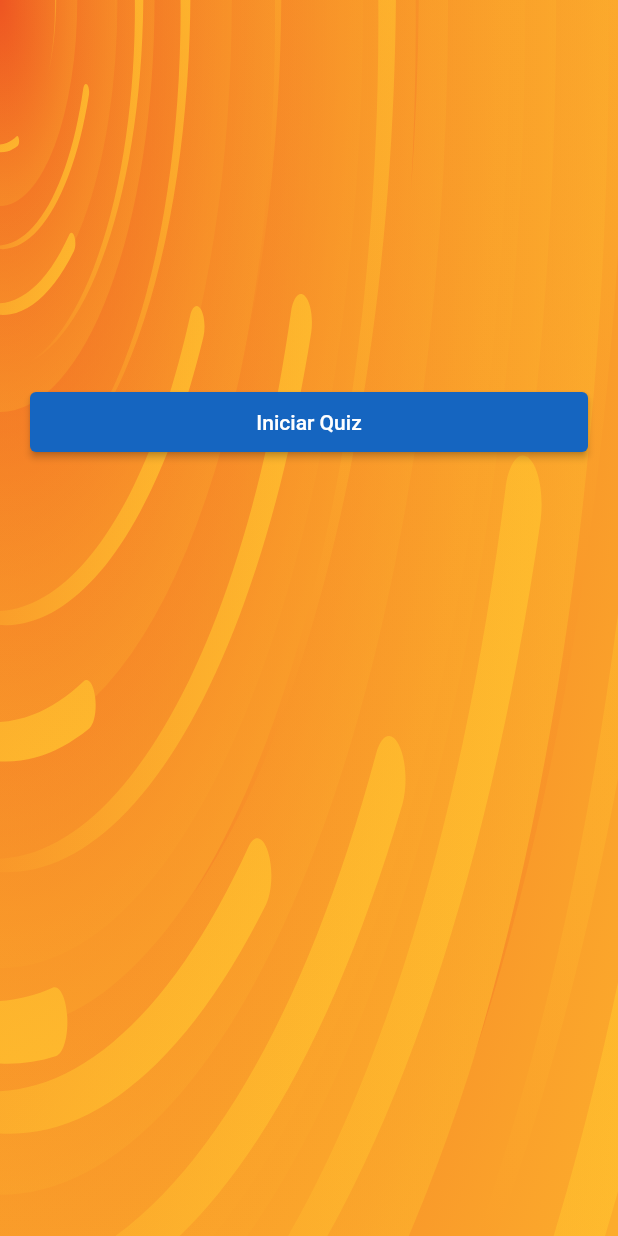
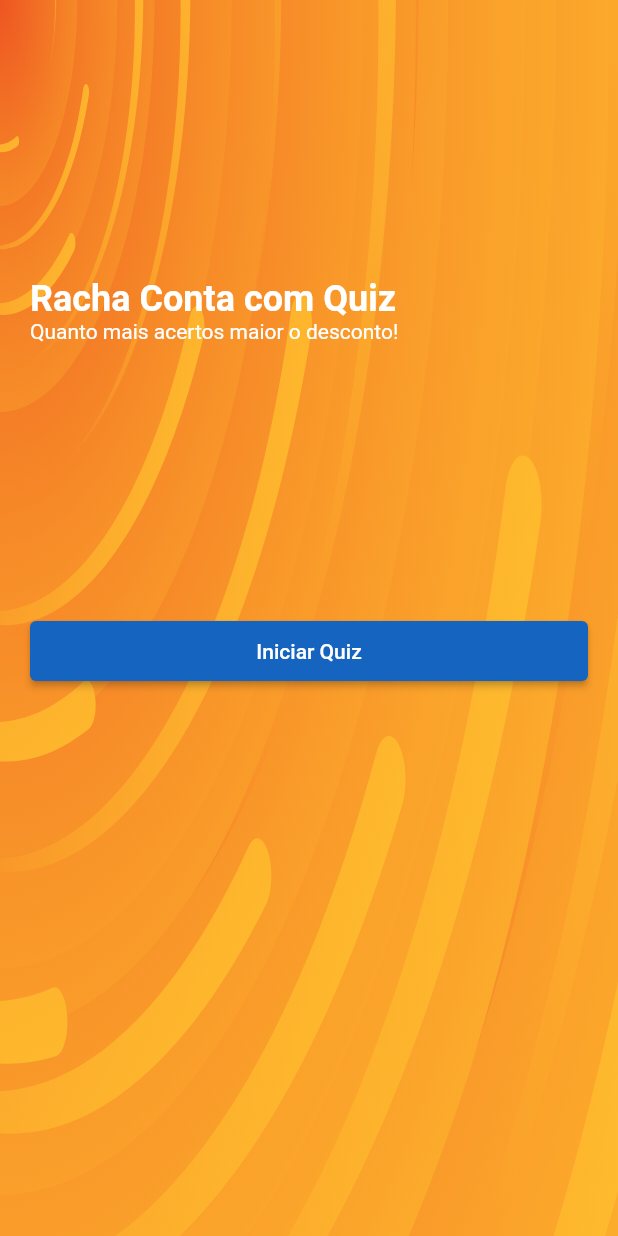
Before and after one commit to otaviocesar/racha-conta, a Flutter app: the screen it shows after launch, on a phone screen of 412 x 824 dp. Run offline on Flutter 3.47's test engine with Material 2 defaults, Android fonts, the light colour scheme and no system bars; our stand-ins replace flutter_svg, get.

Commit message:
Ajustes no fluxo e refatoração

```diff
--- a/lib/main.dart
+++ b/lib/main.dart
@@ -1,7 +1,7 @@
 import 'package:flutter/material.dart';
 import 'package:provider/provider.dart';
 import 'package:rachaconta/providers/users.dart';
-import 'package:rachaconta/screens/welcome.dart';
+import 'package:rachaconta/screens/home.dart';
 import 'package:get/get_navigation/src/root/get_material_app.dart';
 
 void main() {
@@ -21,7 +21,7 @@
       child: GetMaterialApp(
         title: 'Racha Conta com Quiz',
         theme: ThemeData.dark(),
-        home: WelcomeScreen(),
+        home: HomeScreen(),
         debugShowCheckedModeBanner: false,
       ),
     );
--- a/lib/providers/users.dart
+++ b/lib/providers/users.dart
@@ -53,4 +53,9 @@ class Users with ChangeNotifier {
       notifyListeners();
     }
   }
+
+  void limparUserTeste() {
+    users.remove("1");
+    notifyListeners();
+  }
 }
--- a/lib/screens/welcome.dart
+++ b/lib/screens/home.dart
@@ -3,7 +3,7 @@ import 'package:flutter_svg/svg.dart';
 import 'package:get/get.dart';
 import 'package:rachaconta/screens/quiz/quiz.dart';
 
-class WelcomeScreen extends StatelessWidget {
+class HomeScreen extends StatelessWidget {
   @override
   Widget build(BuildContext context) {
     return Scaffold(
@@ -17,6 +17,13 @@ class WelcomeScreen extends StatelessWidget {
               child: Column(
                 crossAxisAlignment: CrossAxisAlignment.start,
                 children: [
+                  const Spacer(),
+                  Text(
+                    "Racha Conta com Quiz",
+                    style: Theme.of(context).textTheme.headline5!.copyWith(
+                        color: Colors.white, fontWeight: FontWeight.bold),
+                  ),
+                  const Text("Quanto mais acertos maior o desconto!"),
                   const Spacer(),
                   SizedBox(
                     height: 40,
```
Also changed, not shown: lib/controllers/question.dart (+7 -0 lines), lib/screens/calculation.dart (renamed from lib/screens/resultado.dart, +6 -5 lines), lib/screens/score.dart (+24 -5 lines), lib/widgets/user_tile.dart (+2 -5 lines).
